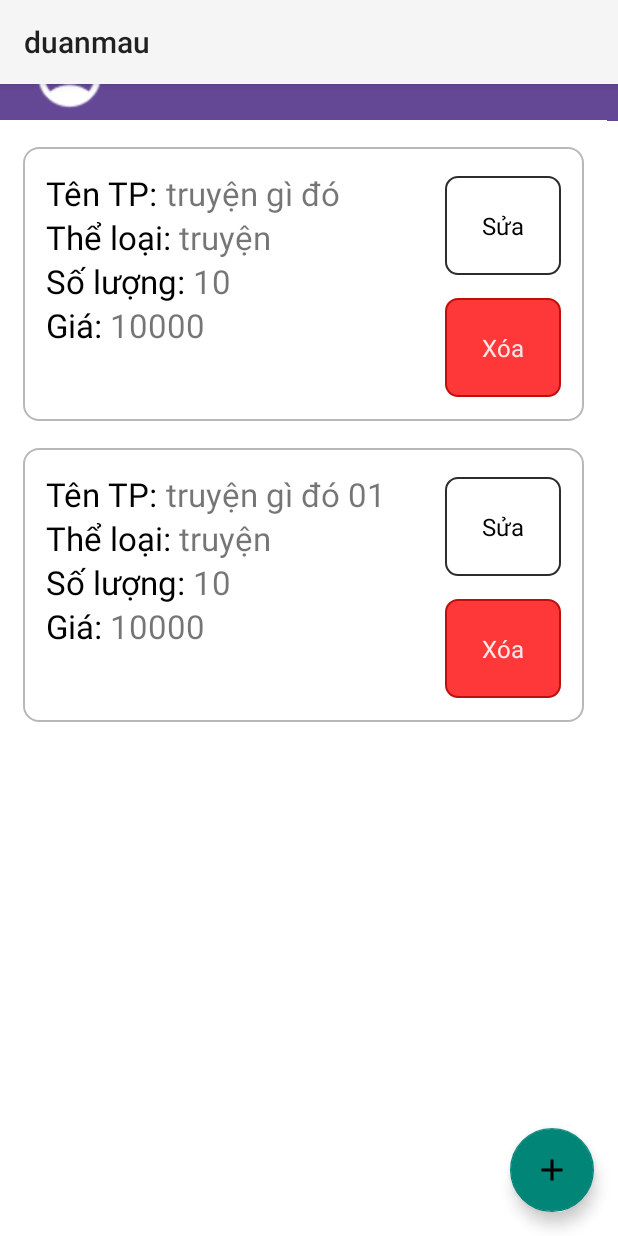
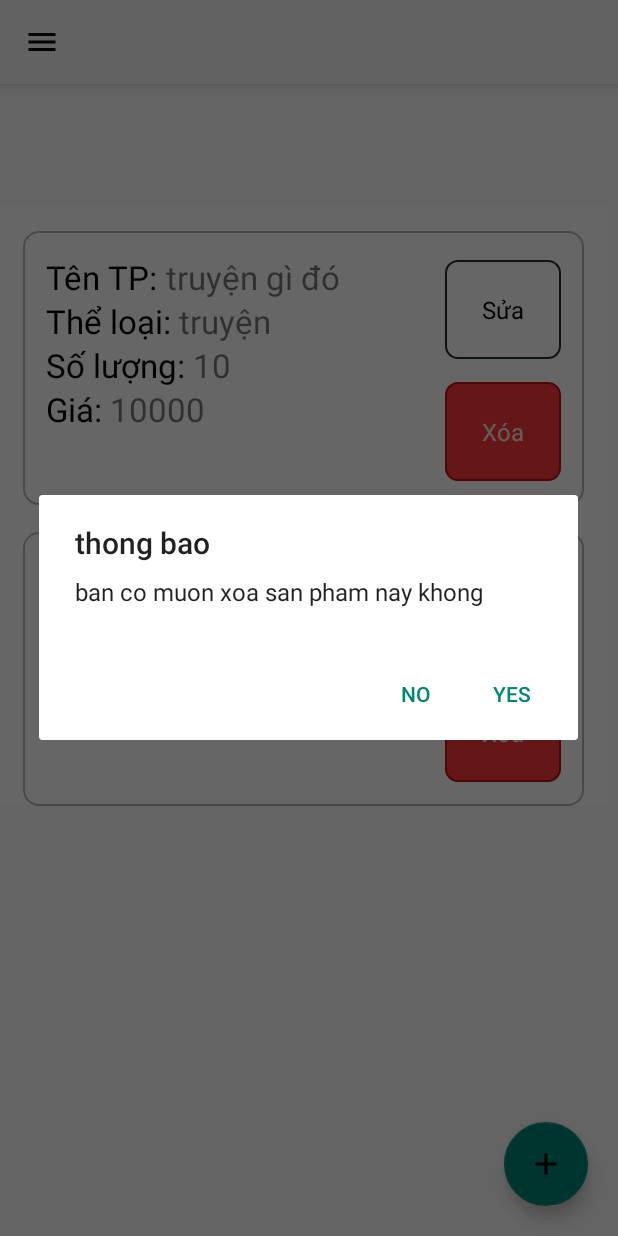
Before and after one commit to hachi-02/quan_ly_sach, an Android app: the SanPhamActivity screen opened directly, with no data from a screen before it, after a tap on "Xóa", on a phone screen of 412 x 824 dp. Run offline under Robolectric (Android 15) with nearby library versions, the light colour scheme and no system bars; 1 statement that could not run was skipped.

Commit message:
fix đống bug, hoàn thành giao diện màn hình chính

```diff
--- a/app/src/main/java/ds_sanpham/SanPhamActivity.java
+++ b/app/src/main/java/ds_sanpham/SanPhamActivity.java
@@ -3,20 +3,28 @@ package ds_sanpham;
 import android.content.DialogInterface;
 import android.os.Bundle;
 import android.view.LayoutInflater;
+import android.view.MenuItem;
 import android.view.View;
 import android.widget.EditText;
 import android.widget.LinearLayout;
 
 import androidx.activity.EdgeToEdge;
+import androidx.annotation.NonNull;
+import androidx.appcompat.app.ActionBar;
 import androidx.appcompat.app.AlertDialog;
 import androidx.appcompat.app.AppCompatActivity;
+import androidx.appcompat.widget.Toolbar;
+import androidx.core.view.GravityCompat;
+import androidx.drawerlayout.widget.DrawerLayout;
 import androidx.recyclerview.widget.LinearLayoutManager;
 import androidx.recyclerview.widget.RecyclerView;
 
 import com.example.duanmau.R;
 import com.google.android.material.floatingactionbutton.FloatingActionButton;
+import com.google.android.material.navigation.NavigationView;
 
 import java.util.ArrayList;
+import java.util.Objects;
 
 import DAO.SanPhamDAO;
 import Model.SanPham;
@@ -28,22 +36,34 @@ public class SanPhamActivity extends AppCompatActivity {
     ArrayList<SanPham> ds;
     SanPhamAdapter adapter;
     FloatingActionButton fabutton;
+    Toolbar toolbar;
+    NavigationView navigationView;
+    DrawerLayout drawerLayout;
+
     @Override
     protected void onCreate(Bundle savedInstanceState) {
         super.onCreate(savedInstanceState);
         EdgeToEdge.enable(this);
         setContentView(R.layout.activity_san_pham);
         rcv = findViewById(R.id.rcv);
-        bt_account = findViewById(R.id.bt_account);
+//        bt_account = findViewById(R.id.bt_account);
         fabutton = findViewById(R.id.floatactionbutton);
+        toolbar = findViewById(R.id.toolBar);
+        navigationView = findViewById(R.id.navigationView);
+        drawerLayout = findViewById(R.id.drawerLayout);
 
+        setSupportActionBar(toolbar);
+        Objects.requireNonNull(getSupportActionBar()).setDisplayHomeAsUpEnabled(true);
+        getSupportActionBar().setTitle(null);
+        getSupportActionBar().setHomeAsUpIndicator(R.drawable.ic_menu);
+        ActionBar actionBar = getSupportActionBar();
 
         ds = new ArrayList<SanPham>();
         spd = new SanPhamDAO(SanPhamActivity.this);
         ds = spd.xemSP();
 //        sp.themSanPham(new SanPham("samsung", "truyện kiều", 5, 3000));
 //        sp.themSanPham(new SanPham("samsung", "truyện kiều", 5, 3000));
-      dulieu();
+        dulieu();
         adapter = new SanPhamAdapter(SanPhamActivity.this, ds);
         LinearLayoutManager layoutManager = new LinearLayoutManager(this, RecyclerView.VERTICAL, false);
         rcv.setLayoutManager(layoutManager);
@@ -58,25 +78,32 @@ public class SanPhamActivity extends AppCompatActivity {
         });
     }
 
-    public void dulieu()
-    {
+    @Override
+    public boolean onOptionsItemSelected(@NonNull MenuItem item) {
+        if (item.getItemId() == android.R.id.home)
+        {
+            drawerLayout.openDrawer(GravityCompat.START);
+        }
+            return super.onOptionsItemSelected(item);
+    }
+
+    public void dulieu() {
         ds = spd.xemSP();
-        SanPhamAdapter adapter =new SanPhamAdapter(SanPhamActivity.this,ds);
+        SanPhamAdapter adapter = new SanPhamAdapter(SanPhamActivity.this, ds);
         LinearLayoutManager linear = new LinearLayoutManager(SanPhamActivity.this);
         rcv.setLayoutManager(linear);
         rcv.setAdapter(adapter);
     }
 
-    public void themSanPham()
-    {
+    public void themSanPham() {
         AlertDialog.Builder builder = new AlertDialog.Builder(SanPhamActivity.this);
         LayoutInflater inf = getLayoutInflater();
         View v = inf.inflate(R.layout.dialogthemsanpham, null);
         builder.setView(v);
-        EditText et_ten=v.findViewById(R.id.ten);
-        EditText et_theloai=v.findViewById(R.id.theloai);
-        EditText et_soluong=v.findViewById(R.id.soluong);
-        EditText et_gia=v.findViewById(R.id.giaban);
+        EditText et_ten = v.findViewById(R.id.ten);
+        EditText et_theloai = v.findViewById(R.id.theloai);
+        EditText et_soluong = v.findViewById(R.id.soluong);
+        EditText et_gia = v.findViewById(R.id.giaban);
 
         builder.setNegativeButton("no", new DialogInterface.OnClickListener() {
             @Override
@@ -87,45 +114,46 @@ public class SanPhamActivity extends AppCompatActivity {
         builder.setPositiveButton("yes", new DialogInterface.OnClickListener() {
             @Override
             public void onClick(DialogInterface dialog, int which) {
-                String ten=et_ten.getText().toString();
-                String theloai=et_theloai.getText().toString();
-                int soluong=Integer.parseInt(et_soluong.getText().toString());
-                int dongia=Integer.parseInt(et_gia.getText().toString());
-                SanPham sp=new SanPham(ten,theloai,soluong,dongia);
+                String ten = et_ten.getText().toString();
+                String theloai = et_theloai.getText().toString();
+                int soluong = Integer.parseInt(et_soluong.getText().toString());
+                int dongia = Integer.parseInt(et_gia.getText().toString());
+                SanPham sp = new SanPham(ten, theloai, soluong, dongia);
                 spd.themSanPham(sp);
                 dulieu();
             }
         });
 
-        AlertDialog dialog=builder.create();
+        AlertDialog dialog = builder.create();
         dialog.show();
 
     }
-// xoa san pham
-//    public void xoaSanPham(int masp, int position) {
-//        AlertDialog.Builder builder = new AlertDialog.Builder(SanPhamActivity.this);
-//        builder.setTitle("thong bao");
-//        builder.setMessage("ban co muon xoa san pham nay khong");
-//        builder.setCancelable(false);
-//        builder.setNegativeButton("no", new DialogInterface.OnClickListener() {
-//            @Override
-//            public void onClick(DialogInterface dialog, int which) {
-//                dialog.cancel();
-//            }
-//        });
-//        builder.setPositiveButton("yes", new DialogInterface.OnClickListener() {
-//            @Override
-//            public void onClick(DialogInterface dialog, int which) {
-//
-//                spd.xoaSanPham(masp);
-//                adapter.remove(position);
-//            }
-//        });
-//
-//
-//        AlertDialog dialog = builder.create();
-//        dialog.show();
-//    }
+
+    // xoa san pham
+    public void xoaSanPham(int masp, int position) {
+        AlertDialog.Builder builder = new AlertDialog.Builder(SanPhamActivity.this);
+        builder.setTitle("thong bao");
+        builder.setMessage("ban co muon xoa san pham nay khong");
+        builder.setCancelable(false);
+        builder.setNegativeButton("no", new DialogInterface.OnClickListener() {
+            @Override
+            public void onClick(DialogInterface dialog, int which) {
+                dialog.cancel();
+            }
+        });
+        builder.setPositiveButton("yes", new DialogInterface.OnClickListener() {
+            @Override
+            public void onClick(DialogInterface dialog, int which) {
+
+                spd.xoaSanPham(masp);
+                adapter.remove(position);
+            }
+        });
+
+
+        AlertDialog dialog = builder.create();
+        dialog.show();
+    }
 
     public void suaSanPham(SanPham sanPham, int position) {
         AlertDialog.Builder builder = new AlertDialog.Builder(SanPhamActivity.this);
--- /dev/null
+++ b/app/src/main/res/drawable/ic_menu.xml
@@ -0,0 +1,5 @@
+<vector xmlns:android="http://schemas.android.com/apk/res/android" android:height="24dp" android:tint="#000000" android:viewportHeight="24" android:viewportWidth="24" android:width="24dp">
+
+    <path android:fillColor="@android:color/white" android:pathData="M3,18h18v-2L3,16v2zM3,13h18v-2L3,11v2zM3,6v2h18L21,6L3,6z"/>
+
+</vector>
--- a/app/src/main/res/layout/activity_san_pham.xml
+++ b/app/src/main/res/layout/activity_san_pham.xml
@@ -1,49 +1,113 @@
 <?xml version="1.0" encoding="utf-8"?>
-<androidx.coordinatorlayout.widget.CoordinatorLayout
-    xmlns:android="http://schemas.android.com/apk/res/android"
+<androidx.drawerlayout.widget.DrawerLayout xmlns:android="http://schemas.android.com/apk/res/android"
     xmlns:app="http://schemas.android.com/apk/res-auto"
-    android:background="#FFFFFFFF"
+    android:id="@+id/drawerLayout"
     android:layout_width="match_parent"
-    android:layout_height="match_parent">
+    android:layout_height="match_parent"
+    android:orientation="vertical">
+
+    <RelativeLayout
+        android:layout_width="match_parent"
+        android:layout_height="match_parent">
 
         <LinearLayout
             android:layout_width="match_parent"
             android:layout_height="match_parent"
             android:orientation="vertical">
-            <LinearLayout
-                android:id="@+id/bt_account"
+
+            <androidx.appcompat.widget.Toolbar
+                android:id="@+id/toolBar"
                 android:layout_width="match_parent"
                 android:layout_height="wrap_content"
-                android:background="#FF654895"
-                android:paddingHorizontal="16dp"
-                android:layout_marginTop="20dp"
-                android:orientation="vertical"
-                android:onClick="onButtonClick">
-                <ImageView
-                    android:id="@+id/r4jhvvwubvas"
-                    android:layout_width="50dp"
-                    android:layout_height="50dp"
-                    android:layout_margin="5dp"
-                    android:src="@drawable/account_circle"
-                    android:scaleType="fitXY"
-                    />
-            </LinearLayout>
+                android:background="?attr/colorPrimary"
+                android:fitsSystemWindows="true"
+                app:title="@null" />
+
+            <androidx.recyclerview.widget.RecyclerView
+                android:id="@+id/rcv"
+                android:layout_width="match_parent"
+                android:layout_height="match_parent"
+                android:paddingTop="80dp" />
+
 
         </LinearLayout>
-    <androidx.recyclerview.widget.RecyclerView
-        android:layout_width="match_parent"
+
+        <com.google.android.material.floatingactionbutton.FloatingActionButton
+            android:id="@+id/floatactionbutton"
+            android:layout_width="wrap_content"
+            android:layout_height="wrap_content"
+            android:layout_alignParentEnd="true"
+            android:layout_alignParentBottom="true"
+            android:layout_marginEnd="20dp"
+            android:layout_marginBottom="20dp"
+            android:src="@drawable/nutthemsp" />
+
+    </RelativeLayout>
+
+    <com.google.android.material.navigation.NavigationView
+        android:id="@+id/navigationView"
+        android:layout_width="wrap_content"
         android:layout_height="match_parent"
-        android:paddingTop="80dp"
-        android:id="@+id/rcv"/>
+        android:layout_gravity="start"
+        app:headerLayout="@layout/header_menu"
+        app:itemIconTint="#FFD180"
+        app:itemTextColor="#FFD180"
+        app:menu="@menu/menu" />
+</androidx.drawerlayout.widget.DrawerLayout><!--<androidx.drawerlayout.widget.DrawerLayout xmlns:android="http://schemas.android.com/apk/res/android"-->
+    <!--    xmlns:app="http://schemas.android.com/apk/res-auto"-->
+    <!--    android:layout_width="match_parent"-->
+    <!--    android:layout_height="match_parent">-->
 
-    <com.google.android.material.floatingactionbutton.FloatingActionButton
-        android:id="@+id/floatactionbutton"
-        android:layout_width="wrap_content"
-        android:layout_height="wrap_content"
-        app:layout_anchor="@+id/rcv"
-        android:layout_gravity="bottom|right"
-        android:layout_margin="16dp"
-        android:src="@drawable/nutthemsp"
-        app:layout_anchorGravity="bottom|right|end" />
+    <!--    <LinearLayout-->
+    <!--        android:layout_width="match_parent"-->
+    <!--        android:layout_height="match_parent"-->
+    <!--        android:orientation="vertical">-->
 
-</androidx.coordinatorlayout.widget.CoordinatorLayout>
+    <!--        <LinearLayout-->
+    <!--            android:id="@+id/bt_account"-->
+    <!--            android:layout_width="match_parent"-->
+    <!--            android:layout_height="wrap_content"-->
+    <!--            android:layout_marginTop="20dp"-->
+    <!--            android:background="#FF654895"-->
+    <!--            android:onClick="onButtonClick"-->
+    <!--            android:orientation="vertical"-->
+    <!--            android:paddingHorizontal="16dp">-->
+
+    <!--            <ImageView-->
+    <!--                android:id="@+id/r4jhvvwubvas"-->
+    <!--                android:layout_width="50dp"-->
+    <!--                android:layout_height="50dp"-->
+    <!--                android:layout_margin="5dp"-->
+    <!--                android:scaleType="fitXY"-->
+    <!--                android:src="@drawable/account_circle" />-->
+    <!--        </LinearLayout>-->
+
+    <!--        <androidx.recyclerview.widget.RecyclerView-->
+    <!--            android:id="@+id/rcv"-->
+    <!--            android:layout_width="match_parent"-->
+    <!--            android:layout_height="match_parent"-->
+    <!--            android:paddingTop="80dp" />-->
+
+    <!--        <com.google.android.material.floatingactionbutton.FloatingActionButton-->
+    <!--            android:id="@+id/floatactionbutton"-->
+    <!--            android:layout_width="wrap_content"-->
+    <!--            android:layout_height="wrap_content"-->
+    <!--            android:layout_gravity="bottom|right"-->
+    <!--            android:layout_margin="16dp"-->
+    <!--            android:src="@drawable/nutthemsp"-->
+    <!--            app:layout_anchor="@+id/rcv"-->
+    <!--            app:layout_anchorGravity="bottom|right|end" />-->
+    <!--    </LinearLayout>-->
+
+
+    <!--    <com.google.android.material.navigation.NavigationView-->
+    <!--        android:id="@+id/navigationView"-->
+    <!--        android:layout_width="wrap_content"-->
+    <!--        android:layout_height="match_parent"-->
+    <!--        android:layout_gravity=""-->
+    <!--        app:headerLayout="@layout/header_menu"-->
+    <!--        app:itemIconTint="#FFD180"-->
+    <!--        app:itemTextColor="#FFD180"-->
+    <!--        app:menu="@menu/menu"-->
+    <!--        app:subheaderColor="#FFD180" />-->
+    <!--</androidx.drawerlayout.widget.DrawerLayout>-->
--- /dev/null
+++ b/app/src/main/res/menu/menu.xml
@@ -0,0 +1,8 @@
+<?xml version="1.0" encoding="utf-8"?>
+<menu xmlns:android="http://schemas.android.com/apk/res/android">
+    <!--    item gồm id, title, icon-->
+    <item
+        android:id="@+id/item1"
+        android:icon="@drawable/add"
+        android:title="test" />
+</menu>
```
Also changed, not shown: app/src/main/res/layout/activity_tuychon.xml (added, +40 -0 lines), app/src/main/res/layout/header_menu.xml (added, +13 -0 lines).
